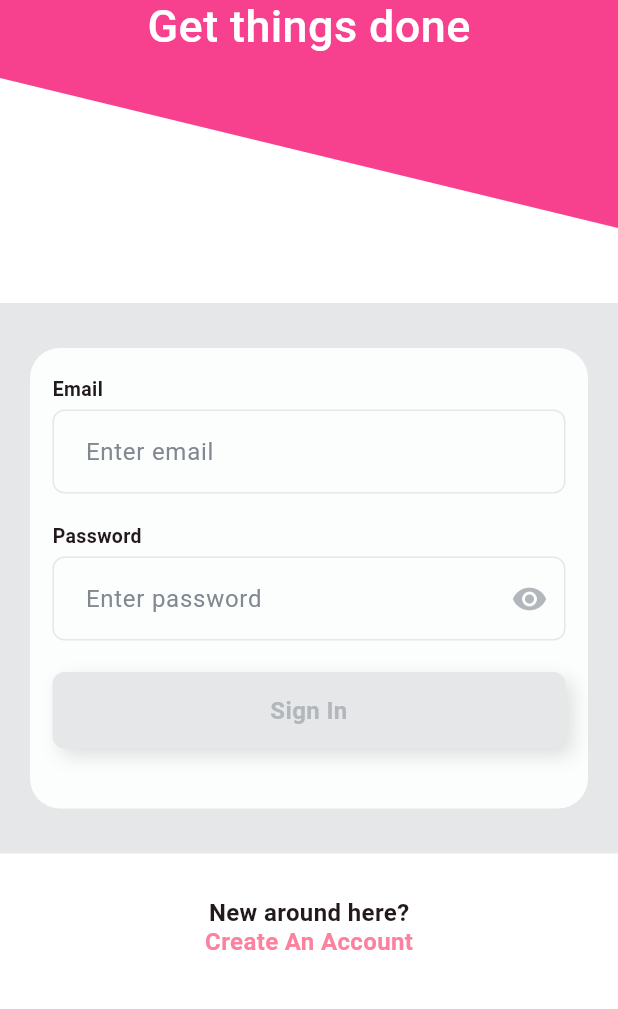
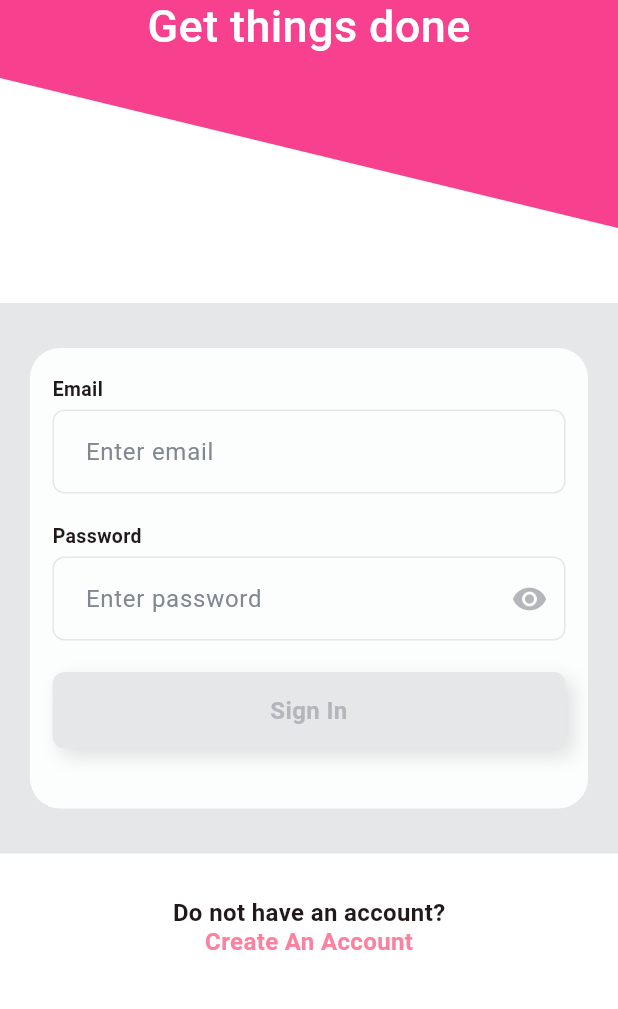
Before and after one commit to hovanduong/app-task, a Flutter app: the screen it shows after launch, on a phone screen of 412 x 824 dp, the part 147-1156 px from its top. Run offline on Flutter 3.47's test engine with Material 3 defaults, Android fonts, the phone set to English and light mode, and no system bars; our stand-ins replace cloud_firestore, firebase_auth, firebase_core, firebase_database, flutter_slidable, flutter_svg and 1 more; accounts and stored records are empty; Roboto replaces fonts that are missing (Quicksand).

Commit message:
feat: Clean code

```diff
--- a/lib/src/page/login/login.dart
+++ b/lib/src/page/login/login.dart
@@ -195,7 +195,7 @@ class _LoginScreenState extends State<LoginScreen> {
         Padding(
           padding: EdgeInsets.only(top: SizeToPadding.sizeVeryBig),
           child: Paragraph(
-            content: 'New around here?',
+            content: 'Do not have an account?',
             style: STYLE_MEDIUM.copyWith(
               fontWeight: FontWeight.w600,
             ),
```
Also changed, not shown: 1 other file.
